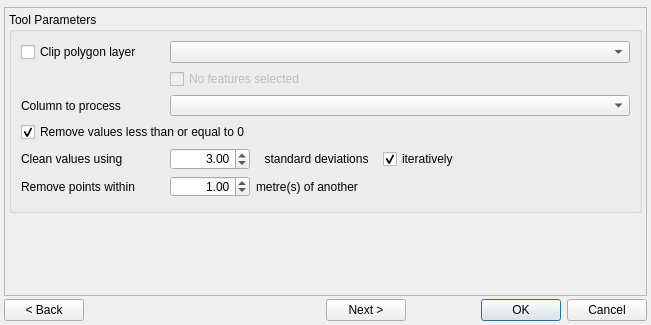
First picture: the form in pat/gui/cleanTrimPoints_wizard_base.ui, repository CSIRO-Precision-Agriculture/PAT_QGIS_Plugin, before the edit.
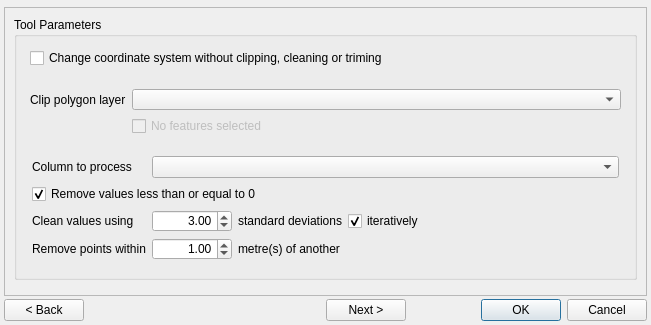
Second picture: the form after the edit. The open tabs and pages were chosen to show the change. Custom widgets are drawn as their Qt base class.

Commit message: fix layer.source() which includes layer name Minor improvements or bug fixes

The edit to the form file:
```diff
--- a/pat/gui/cleanTrimPoints_wizard_base.ui
+++ b/pat/gui/cleanTrimPoints_wizard_base.ui
@@ -651,25 +651,7 @@
       </layout>
      </widget>
      <widget class="QWidget" name="pgeParameters">
-      <layout class="QFormLayout" name="formLayout_4">
-       <property name="horizontalSpacing">
-        <number>3</number>
-       </property>
-       <property name="verticalSpacing">
-        <number>3</number>
-       </property>
-       <property name="leftMargin">
-        <number>4</number>
-       </property>
-       <property name="topMargin">
-        <number>4</number>
-       </property>
-       <property name="rightMargin">
-        <number>4</number>
-       </property>
-       <property name="bottomMargin">
-        <number>4</number>
-       </property>
+      <layout class="QFormLayout" name="formLayout_8">
        <item row="0" column="0" colspan="2">
         <widget class="QGroupBox" name="gbParameters">
          <property name="sizePolicy">
@@ -684,6 +666,76 @@
          <layout class="QFormLayout" name="formLayout">
           <item row="0" column="0" colspan="2">
            <layout class="QGridLayout" name="gridLayout_3">
+            <property name="leftMargin">
+             <number>4</number>
+            </property>
+            <property name="topMargin">
+             <number>2</number>
+            </property>
+            <property name="rightMargin">
+             <number>4</number>
+            </property>
+            <property name="bottomMargin">
+             <number>2</number>
+            </property>
+            <item row="2" column="0">
+             <widget class="QLabel" name="lblClipPolyLayer">
+              <property name="enabled">
+               <bool>true</bool>
+              </property>
+              <property name="sizePolicy">
+               <sizepolicy hsizetype="Preferred" vsizetype="Preferred">
+                <horstretch>0</horstretch>
+                <verstretch>0</verstretch>
+               </sizepolicy>
+              </property>
+              <property name="text">
+               <string>Clip polygon layer</string>
+              </property>
+             </widget>
+            </item>
+            <item row="0" column="0" colspan="2">
+             <widget class="QCheckBox" name="chkReproject">
+              <property name="text">
+               <string>Change coordinate system without clipping, cleaning or triming</string>
+              </property>
+             </widget>
+            </item>
+            <item row="3" column="1">
+             <widget class="QCheckBox" name="chkUseSelected_ClipPoly">
+              <property name="enabled">
+               <bool>false</bool>
+              </property>
+              <property name="font">
+               <font>
+                <weight>50</weight>
+                <bold>false</bold>
+               </font>
+              </property>
+              <property name="text">
+               <string>No features selected</string>
+              </property>
+             </widget>
+            </item>
+            <item row="2" column="1">
+             <widget class="QgsMapLayerComboBox" name="mcboClipPolyLayer">
+              <property name="sizePolicy">
+               <sizepolicy hsizetype="Expanding" vsizetype="Fixed">
+                <horstretch>0</horstretch>
+                <verstretch>0</verstretch>
+               </sizepolicy>
+              </property>
+              <property name="allowEmptyLayer" stdset="0">
+               <bool>true</bool>
+              </property>
+              <property name="showCrs" stdset="0">
+               <bool>true</bool>
+              </property>
+              <property name="excludedProviders" stdset="0">
+               <stringlist/>
+              </property>
+             </widget>
+            </item>
             <item row="1" column="0">
              <spacer name="verticalSpacer">
               <property name="orientation">
@@ -694,52 +746,101 @@
               </property>
               <property name="sizeHint" stdset="0">
                <size>
-                <width>20</width>
+                <width>15</width>
                 <height>15</height>
                </size>
               </property>
              </spacer>
             </item>
-            <item row="2" column="0">
-             <widget class="QLabel" name="lblProcessField">
-              <property name="enabled">
-               <bool>true</bool>
+            <item row="3" column="0">
+             <spacer name="verticalSpacer_5">
+              <property name="orientation">
+               <enum>Qt::Vertical</enum>
               </property>
-              <property name="sizePolicy">
-               <sizepolicy hsizetype="Preferred" vsizetype="Preferred">
-                <horstretch>0</horstretch>
-                <verstretch>0</verstretch>
-               </sizepolicy>
+              <property name="sizeType">
+               <enum>QSizePolicy::Fixed</enum>
               </property>
-              <property name="text">
-               <string>Column to process</string>
+              <property name="sizeHint" stdset="0">
+               <size>
+                <width>15</width>
+                <height>25</height>
+               </size>
               </property>
-             </widget>
+             </spacer>
             </item>
-            <item row="4" column="0">
-             <widget class="QLabel" name="lblStdCount">
-              <property name="layoutDirection">
-               <enum>Qt::LeftToRight</enum>
-              </property>
-              <property name="text">
-               <string>Clean values using</string>
-              </property>
-              <property name="alignment">
-               <set>Qt::AlignLeading|Qt::AlignLeft|Qt::AlignVCenter</set>
-              </property>
-             </widget>
-            </item>
-            <item row="4" column="2">
-             <widget class="QLabel" name="lblStdCount_2">
-              <property name="text">
-               <string>standard deviations</string>
-              </property>
-              <property name="alignment">
-               <set>Qt::AlignCenter</set>
-              </property>
-             </widget>
+           </layout>
+          </item>
+          <item row="1" column="0" colspan="2">
+           <widget class="QFrame" name="fraCleanTrim">
+            <property name="frameShape">
+             <enum>QFrame::NoFrame</enum>
+            </property>
+            <property name="frameShadow">
+             <enum>QFrame::Raised</enum>
+            </property>
+            <layout class="QFormLayout" name="formLayout_4">
+             <property name="leftMargin">
+              <number>2</number>
+             </property>
+             <property name="topMargin">
+              <number>2</number>
+             </property>
+             <property name="rightMargin">
+              <number>2</number>
+             </property>
+             <property name="bottomMargin">
+              <number>2</number>
+             </property>
+             <item row="0" column="0" colspan="2">
+              <layout class="QGridLayout" name="gridLayout_7">
+               <property name="leftMargin">
+                <number>4</number>
+               </property>
+               <property name="topMargin">
+                <number>4</number>
+               </property>
+               <property name="rightMargin">
+                <number>4</number>
+               </property>
+               <property name="bottomMargin">
+                <number>4</number>
+               </property>
+               <property name="spacing">
+                <number>6</number>
+               </property>
+               <item row="4" column="3">
+                <spacer name="horizontalSpacer_2">
+                 <property name="orientation">
+                  <enum>Qt::Horizontal</enum>
+                 </property>
+                 <property name="sizeHint" stdset="0">
+                  <size>
+                   <width>40</width>
+                   <height>20</height>
+                  </size>
+                 </property>
+                </spacer>
             </item>
             <item row="4" column="1">
+                <widget class="QDoubleSpinBox" name="dsbThinDist">
+                 <property name="alignment">
+                  <set>Qt::AlignRight|Qt::AlignTrailing|Qt::AlignVCenter</set>
+                 </property>
+                 <property name="minimum">
+                  <double>0.000000000000000</double>
+                 </property>
+                 <property name="maximum">
+                  <double>20.000000000000000</double>
+                 </property>
+                 <property name="singleStep">
+                  <double>0.500000000000000</double>
+                 </property>
+                 <property name="value">
+                  <double>1.000000000000000</double>
+                 </property>
+                </widget>
+               </item>
+               <item row="3" column="1">
              <widget class="QDoubleSpinBox" name="dsbStdCount">
               <property name="sizePolicy">
                <sizepolicy hsizetype="Fixed" vsizetype="Fixed">
@@ -770,7 +871,7 @@
               </property>
              </widget>
             </item>
-            <item row="4" column="3">
+               <item row="3" column="3">
              <widget class="QCheckBox" name="chkIterate">
               <property name="text">
                <string>iteratively</string>
@@ -780,67 +881,27 @@
               </property>
              </widget>
             </item>
-            <item row="1" column="1" colspan="2">
-             <widget class="QCheckBox" name="chkUseSelected_ClipPoly">
-              <property name="enabled">
-               <bool>false</bool>
-              </property>
-              <property name="font">
-               <font>
-                <weight>50</weight>
-                <bold>false</bold>
-               </font>
-              </property>
+               <item row="3" column="2">
+                <widget class="QLabel" name="lblStdCount_2">
               <property name="text">
-               <string>No features selected</string>
-              </property>
-             </widget>
-            </item>
-            <item row="2" column="1" colspan="4">
-             <widget class="QComboBox" name="cboProcessField">
-              <property name="enabled">
-               <bool>true</bool>
-              </property>
-              <property name="sizePolicy">
-               <sizepolicy hsizetype="Expanding" vsizetype="Fixed">
-                <horstretch>0</horstretch>
-                <verstretch>0</verstretch>
-               </sizepolicy>
-              </property>
-              <property name="minimumSize">
-               <size>
-                <width>120</width>
-                <height>0</height>
-               </size>
-              </property>
-              <property name="toolTip">
-               <string/>
-              </property>
-              <property name="statusTip">
-               <string/>
-              </property>
-              <property name="whatsThis">
-               <string/>
-              </property>
-              <property name="editable">
-               <bool>false</bool>
-              </property>
-              <property name="insertPolicy">
-               <enum>QComboBox::InsertAtTop</enum>
-              </property>
-              <property name="modelColumn">
-               <number>0</number>
-              </property>
-             </widget>
-            </item>
-            <item row="6" column="0">
+                  <string>standard deviations</string>
+                 </property>
+                 <property name="alignment">
+                  <set>Qt::AlignLeading|Qt::AlignLeft|Qt::AlignVCenter</set>
+                 </property>
+                 <property name="margin">
+                  <number>7</number>
+                 </property>
+                </widget>
+               </item>
+               <item row="4" column="0">
              <widget class="QLabel" name="lblThinDist">
               <property name="text">
                <string>Remove points within</string>
               </property>
              </widget>
             </item>
-            <item row="3" column="0" colspan="2">
+               <item row="2" column="0" colspan="3">
              <widget class="QCheckBox" name="chkRemoveZero">
               <property name="layoutDirection">
                <enum>Qt::LeftToRight</enum>
@@ -853,53 +914,86 @@
               </property>
              </widget>
             </item>
-            <item row="0" column="1" colspan="4">
-             <widget class="QgsMapLayerComboBox" name="mcboClipPolyLayer">
-              <property name="allowEmptyLayer">
-               <bool>true</bool>
-              </property>
-              <property name="showCrs">
-               <bool>true</bool>
-              </property>
-              <property name="excludedProviders">
-               <stringlist/>
-              </property>
-             </widget>
-            </item>
-            <item row="0" column="0">
-             <widget class="QCheckBox" name="chkClipToPoly">
+               <item row="3" column="0">
+                <widget class="QLabel" name="lblStdCount">
+                 <property name="layoutDirection">
+                  <enum>Qt::LeftToRight</enum>
+                 </property>
               <property name="text">
-               <string>Clip polygon layer</string>
-              </property>
-             </widget>
-            </item>
-            <item row="6" column="1">
-             <widget class="QDoubleSpinBox" name="dsbThinDist">
+                  <string>Clean values using</string>
+                 </property>
               <property name="alignment">
-               <set>Qt::AlignRight|Qt::AlignTrailing|Qt::AlignVCenter</set>
-              </property>
-              <property name="minimum">
-               <double>0.000000000000000</double>
-              </property>
-              <property name="maximum">
-               <double>20.000000000000000</double>
-              </property>
-              <property name="singleStep">
-               <double>0.500000000000000</double>
-              </property>
-              <property name="value">
-               <double>1.000000000000000</double>
+                  <set>Qt::AlignLeading|Qt::AlignLeft|Qt::AlignVCenter</set>
               </property>
              </widget>
             </item>
-            <item row="6" column="2">
-             <widget class="QLabel" name="lblStdCount_3">
+               <item row="4" column="2">
+                <widget class="QLabel" name="lblThinDist_2">
               <property name="text">
                <string>metre(s) of another</string>
               </property>
-             </widget>
-            </item>
-           </layout>
+                 <property name="margin">
+                  <number>7</number>
+                 </property>
+                </widget>
+               </item>
+               <item row="1" column="0">
+                <widget class="QLabel" name="lblProcessField">
+                 <property name="enabled">
+                  <bool>true</bool>
+                 </property>
+                 <property name="sizePolicy">
+                  <sizepolicy hsizetype="Preferred" vsizetype="Preferred">
+                   <horstretch>0</horstretch>
+                   <verstretch>0</verstretch>
+                  </sizepolicy>
+                 </property>
+                 <property name="text">
+                  <string>Column to process</string>
+                 </property>
+                </widget>
+               </item>
+               <item row="1" column="1" colspan="3">
+                <widget class="QComboBox" name="cboProcessField">
+                 <property name="enabled">
+                  <bool>true</bool>
+                 </property>
+                 <property name="sizePolicy">
+                  <sizepolicy hsizetype="Expanding" vsizetype="Fixed">
+                   <horstretch>0</horstretch>
+                   <verstretch>0</verstretch>
+                  </sizepolicy>
+                 </property>
+                 <property name="minimumSize">
+                  <size>
+                   <width>120</width>
+                   <height>0</height>
+                  </size>
+                 </property>
+                 <property name="toolTip">
+                  <string/>
+                 </property>
+                 <property name="statusTip">
+                  <string/>
+                 </property>
+                 <property name="whatsThis">
+                  <string/>
+                 </property>
+                 <property name="editable">
+                  <bool>false</bool>
+                 </property>
+                 <property name="insertPolicy">
+                  <enum>QComboBox::InsertAtTop</enum>
+                 </property>
+                 <property name="modelColumn">
+                  <number>0</number>
+                 </property>
+                </widget>
+               </item>
+              </layout>
+             </item>
+            </layout>
+           </widget>
           </item>
          </layout>
         </widget>
```
Left out of the diff: 16 changed lines with no effect on the pictures. Lines whose indentation alone changed are shown as unchanged. The commit also changes 17 other files.
